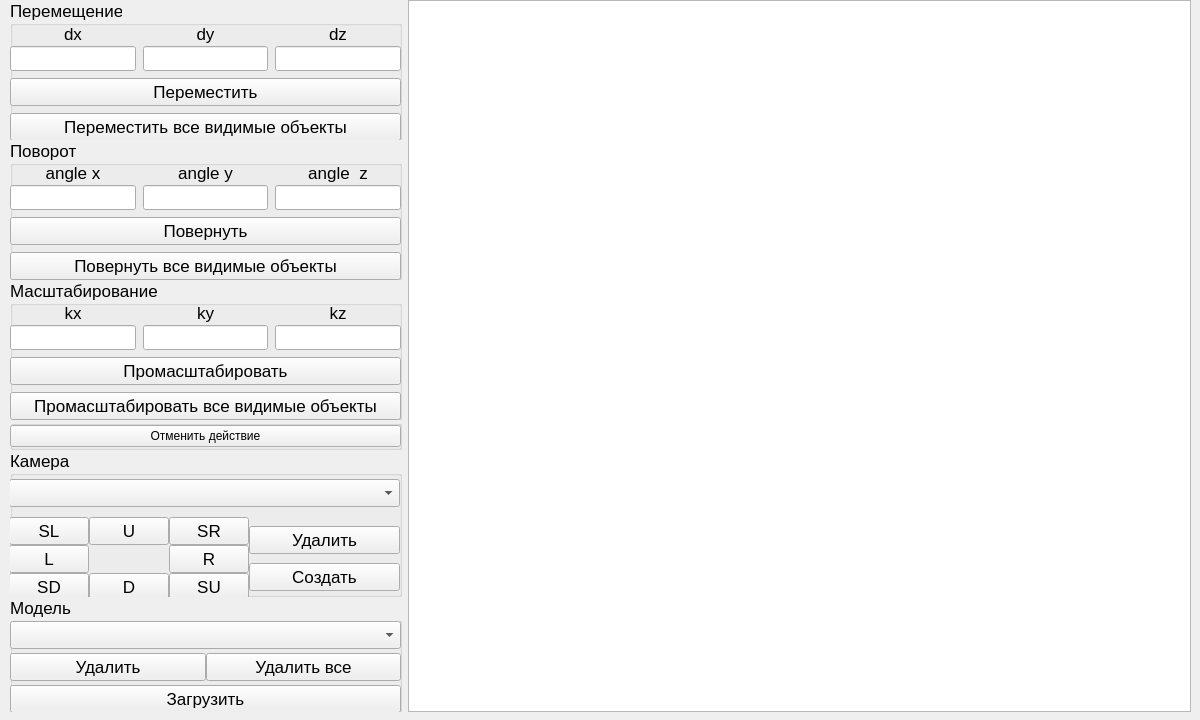
The window that OOP/lab_03/qt_ui/mainwindow.ui (SerPan23/BMSTU_SEM_4) describes before a commit, drawn with Qt 5.
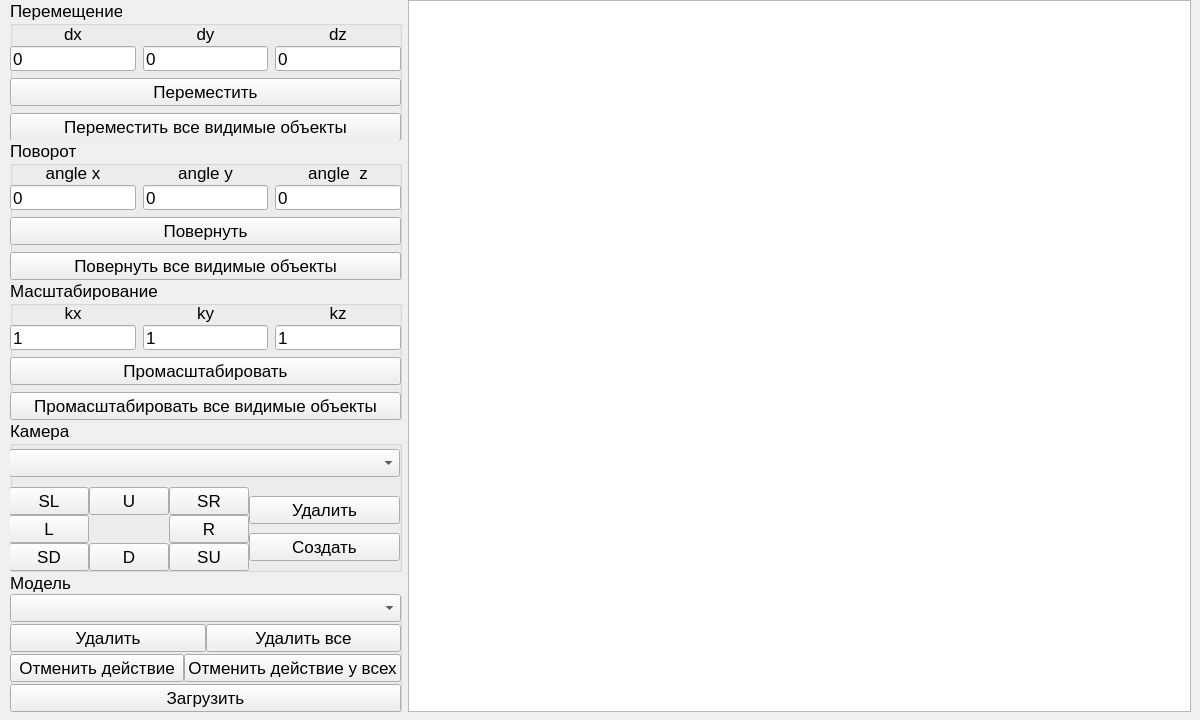
The same window after the commit.

```diff
--- a/OOP/lab_03/qt_ui/mainwindow.ui
+++ b/OOP/lab_03/qt_ui/mainwindow.ui
@@ -112,6 +112,9 @@
                      <height>25</height>
                     </size>
                    </property>
+                   <property name="text">
+                    <string>0</string>
+                   </property>
                   </widget>
                  </item>
                 </layout>
@@ -151,6 +154,9 @@
                      <height>25</height>
                     </size>
                    </property>
+                   <property name="text">
+                    <string>0</string>
+                   </property>
                   </widget>
                  </item>
                 </layout>
@@ -190,6 +196,9 @@
                      <height>25</height>
                     </size>
                    </property>
+                   <property name="text">
+                    <string>0</string>
+                   </property>
                   </widget>
                  </item>
                 </layout>
@@ -287,6 +296,9 @@
                      <height>25</height>
                     </size>
                    </property>
+                   <property name="text">
+                    <string>0</string>
+                   </property>
                   </widget>
                  </item>
                 </layout>
@@ -326,6 +338,9 @@
                      <height>25</height>
                     </size>
                    </property>
+                   <property name="text">
+                    <string>0</string>
+                   </property>
                   </widget>
                  </item>
                 </layout>
@@ -365,6 +380,9 @@
                      <height>25</height>
                     </size>
                    </property>
+                   <property name="text">
+                    <string>0</string>
+                   </property>
                   </widget>
                  </item>
                 </layout>
@@ -462,6 +480,9 @@
                      <height>25</height>
                     </size>
                    </property>
+                   <property name="text">
+                    <string>1</string>
+                   </property>
                   </widget>
                  </item>
                 </layout>
@@ -501,6 +522,9 @@
                      <height>25</height>
                     </size>
                    </property>
+                   <property name="text">
+                    <string>1</string>
+                   </property>
                   </widget>
                  </item>
                 </layout>
@@ -540,6 +564,9 @@
                      <height>25</height>
                     </size>
                    </property>
+                   <property name="text">
+                    <string>1</string>
+                   </property>
                   </widget>
                  </item>
                 </layout>
@@ -566,41 +593,6 @@
          </widget>
         </widget>
        </item>
-       <item>
-        <widget class="QGroupBox" name="groupBox_6">
-         <property name="maximumSize">
-          <size>
-           <width>16777215</width>
-           <height>30</height>
-          </size>
-         </property>
-         <property name="title">
-          <string/>
-         </property>
-         <widget class="QWidget" name="horizontalLayoutWidget_2">
-          <property name="geometry">
-           <rect>
-            <x>0</x>
-            <y>0</y>
-            <width>391</width>
-            <height>32</height>
-           </rect>
-          </property>
-          <layout class="QHBoxLayout" name="horizontalLayout_12">
-           <property name="spacing">
-            <number>0</number>
-           </property>
-           <item>
-            <widget class="QPushButton" name="btn_undo">
-             <property name="text">
-              <string>Отменить действие</string>
-             </property>
-            </widget>
-           </item>
-          </layout>
-         </widget>
-        </widget>
-       </item>
        <item>
         <widget class="QGroupBox" name="groupBox_5">
          <property name="maximumSize">
@@ -727,7 +719,7 @@
          <property name="maximumSize">
           <size>
            <width>16777215</width>
-           <height>115</height>
+           <height>140</height>
           </size>
          </property>
          <property name="font">
@@ -744,7 +736,7 @@
             <x>0</x>
             <y>20</y>
             <width>391</width>
-            <height>101</height>
+            <height>124</height>
            </rect>
           </property>
           <layout class="QVBoxLayout" name="verticalLayout_5">
@@ -772,6 +764,24 @@
              </item>
             </layout>
            </item>
+           <item>
+            <layout class="QHBoxLayout" name="horizontalLayout_5">
+             <item>
+              <widget class="QPushButton" name="btn_undo">
+               <property name="text">
+                <string>Отменить действие</string>
+               </property>
+              </widget>
+             </item>
+             <item>
+              <widget class="QPushButton" name="btn_undo_all">
+               <property name="text">
+                <string>Отменить действие у всех</string>
+               </property>
+              </widget>
+             </item>
+            </layout>
+           </item>
            <item>
             <widget class="QPushButton" name="btn_load_model">
              <property name="text">
```
